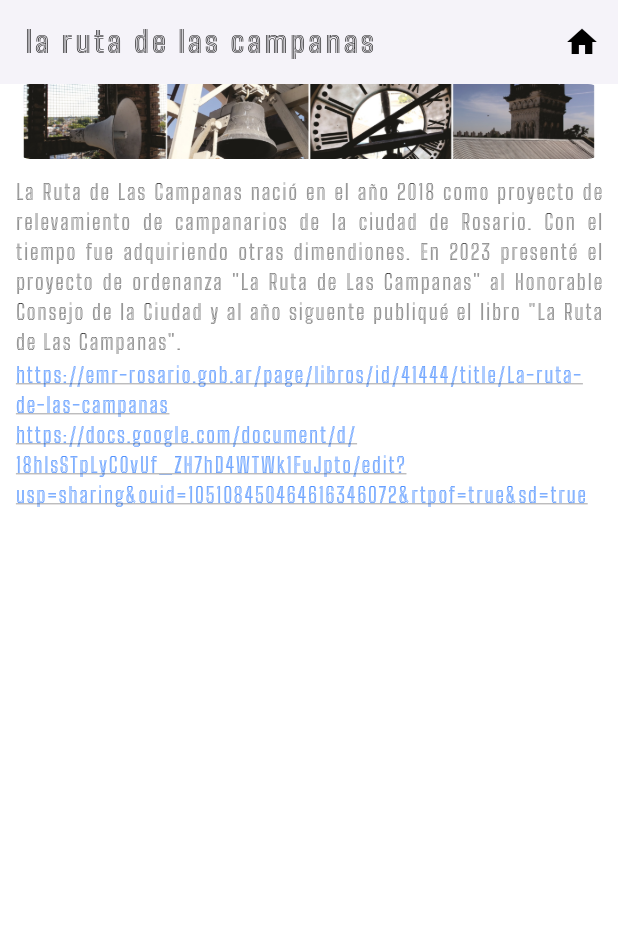
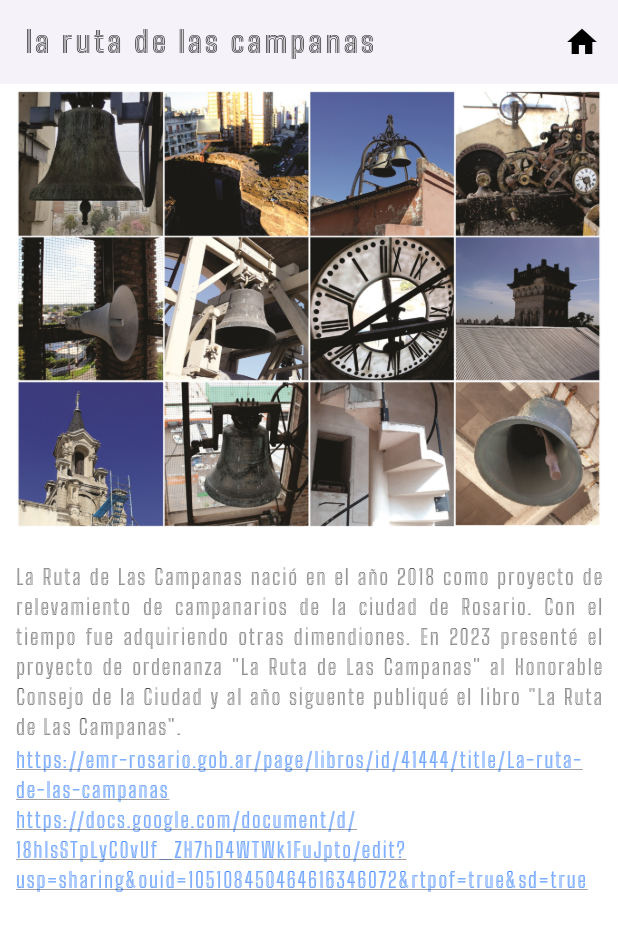
Before and after one commit to JiDomusic/emi_arias, a Flutter app: the screen it shows after launch, after a tap on "la ruta de las campanas", on a phone screen of 412 x 824 dp. Shown: the top 931 px of the screen. Run offline on Flutter 3.47's test engine with Material 3 defaults, Android fonts, the phone set to English and light mode, and no system bars; our stand-ins replace font_awesome_flutter, just_audio, permission_handler.

Commit message:
VERSIon 15 de enero con imagenes y texto alineado

```diff
--- a/lib/project_detail.dart
+++ b/lib/project_detail.dart
@@ -93,7 +93,7 @@ class _ProjectDetailState extends State<ProjectDetail> {
                         crossAxisAlignment: CrossAxisAlignment.center,
                         children: [
                           _buildImage(imagePath, isSmallScreen),
-                          const SizedBox(height: 11),
+                          const SizedBox(height: 18),
                           _buildDescription(),
                         ],
                       )
@@ -101,7 +101,7 @@ class _ProjectDetailState extends State<ProjectDetail> {
                         crossAxisAlignment: CrossAxisAlignment.start,
                         children: [
                           _buildImage(imagePath, isSmallScreen),
-                          const SizedBox(width: 20),
+                          const SizedBox(width: 25),
                           Expanded(child: _buildDescription()),
                         ],
                       ),
@@ -116,8 +116,8 @@ class _ProjectDetailState extends State<ProjectDetail> {
 
   Widget _buildImage(String imagePath, bool isSmallScreen) {
     return Container(
-      width: isSmallScreen ? double.infinity : 400,
-      height: isSmallScreen ? 50 : 310,
+      width: isSmallScreen ? double.infinity : 500,
+      height: isSmallScreen ? 300 : 360,
       decoration: BoxDecoration(
         image: DecorationImage(
           image: AssetImage(imagePath),
```
Also changed, not shown: 3 other files.
